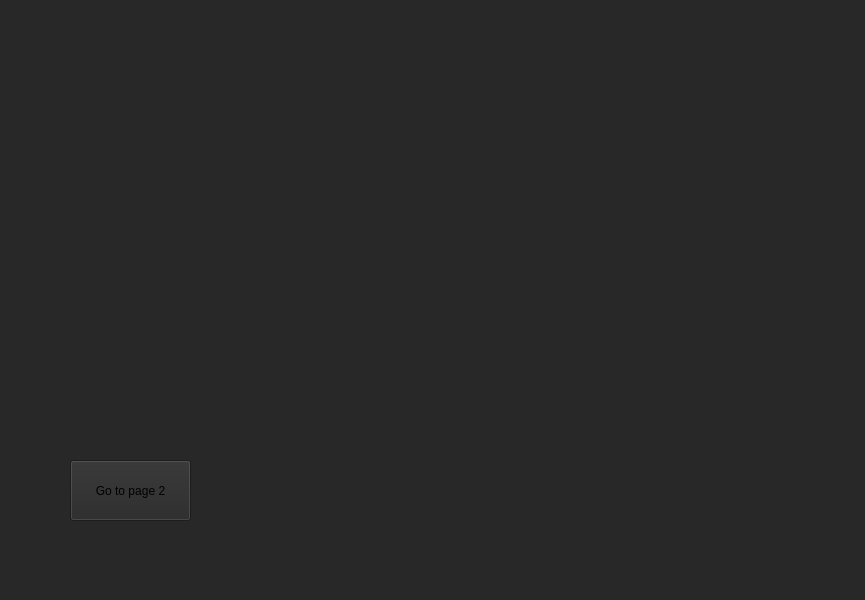
Above: BangerPlayer/mainwindow.ui from skowronsky98/music-player before the change. Below: the same form after it.
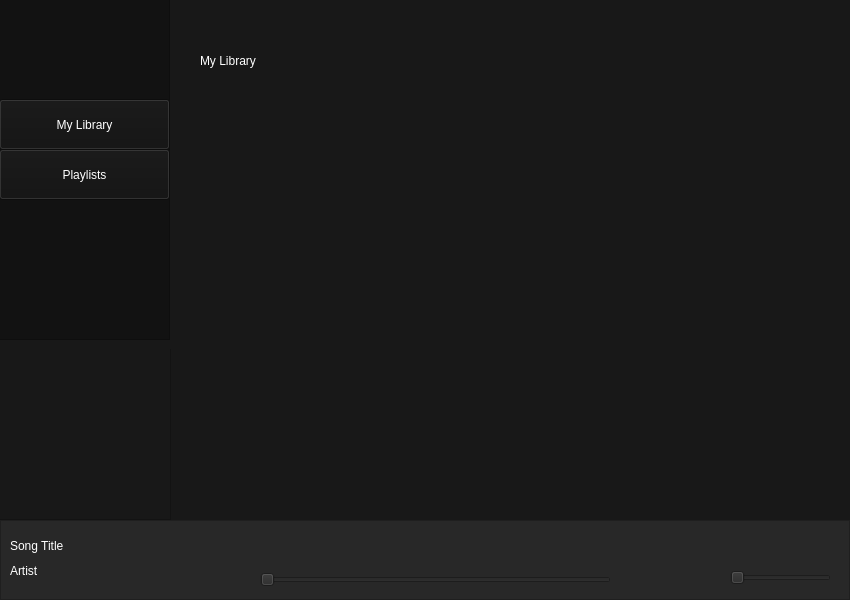
That is the form after the change. The open tabs and pages were chosen to show the change. Icons and pictures are not drawn.

Commit message: Sliedbars AlbumLabel Frames

What changed in the file:
```diff
--- a/BangerPlayer/mainwindow.ui
+++ b/BangerPlayer/mainwindow.ui
@@ -6,7 +6,7 @@
    <rect>
     <x>0</x>
     <y>0</y>
-    <width>865</width>
+    <width>850</width>
     <height>600</height>
    </rect>
   </property>
@@ -14,90 +14,325 @@
    <string>MainWindow</string>
   </property>
   <property name="styleSheet">
-   <string notr="true">background-color: rgb(40, 40, 40);</string>
+   <string notr="true">background-color: rgb(24, 24, 24);</string>
   </property>
   <widget class="QWidget" name="centralwidget">
    <widget class="QStackedWidget" name="frame">
     <property name="geometry">
      <rect>
-      <x>60</x>
-      <y>20</y>
-      <width>741</width>
-      <height>511</height>
+      <x>170</x>
+      <y>0</y>
+      <width>681</width>
+      <height>521</height>
      </rect>
     </property>
+    <property name="styleSheet">
+     <string notr="true">background-color: rgb(24, 24, 24);</string>
+    </property>
     <property name="currentIndex">
      <number>0</number>
     </property>
     <widget class="QWidget" name="page">
-     <widget class="QPushButton" name="playBtn">
+     <widget class="QLabel" name="libraryTitle">
       <property name="geometry">
        <rect>
-        <x>200</x>
-        <y>110</y>
-        <width>75</width>
-        <height>75</height>
+        <x>30</x>
+        <y>30</y>
+        <width>351</width>
+        <height>61</height>
        </rect>
       </property>
       <property name="styleSheet">
-       <string notr="true">#playBtn {
+       <string notr="true">font: 75 italic 14pt &quot;Arial&quot;;
+color:white;</string>
+      </property>
+      <property name="text">
+       <string>My Library</string>
+      </property>
+     </widget>
+    </widget>
+    <widget class="QWidget" name="page_2">
+     <widget class="QLabel" name="playlistsTitle">
+      <property name="geometry">
+       <rect>
+        <x>30</x>
+        <y>40</y>
+        <width>351</width>
+        <height>61</height>
+       </rect>
+      </property>
+      <property name="styleSheet">
+       <string notr="true">font: 75 italic 14pt &quot;Arial&quot;;
+color:white;</string>
+      </property>
+      <property name="text">
+       <string>Playlists</string>
+      </property>
+     </widget>
+    </widget>
+   </widget>
+   <widget class="QFrame" name="playerBar">
+    <property name="geometry">
+     <rect>
+      <x>0</x>
+      <y>520</y>
+      <width>850</width>
+      <height>80</height>
+     </rect>
+    </property>
+    <property name="styleSheet">
+     <string notr="true">background-color: rgb(40, 40, 40);
+</string>
+    </property>
+    <property name="frameShape">
+     <enum>QFrame::StyledPanel</enum>
+    </property>
+    <property name="frameShadow">
+     <enum>QFrame::Raised</enum>
+    </property>
+    <widget class="QPushButton" name="playBtn">
+     <property name="geometry">
+      <rect>
+       <x>420</x>
+       <y>10</y>
+       <width>25</width>
+       <height>25</height>
+      </rect>
+     </property>
+     <property name="styleSheet">
+      <string notr="true">
 background-color: transparent;
 border-image: url(:/img/imgPlay.png);
 background: none;
 border: none;
 background-repeat: none;
-}
+
 </string>
-      </property>
-      <property name="text">
-       <string/>
-      </property>
-      <property name="autoDefault">
-       <bool>false</bool>
-      </property>
-     </widget>
-     <widget class="QPushButton" name="pushButton">
-      <property name="geometry">
-       <rect>
-        <x>10</x>
-        <y>440</y>
-        <width>121</width>
-        <height>61</height>
-       </rect>
-      </property>
-      <property name="text">
-       <string>Go to page 2</string>
-      </property>
-     </widget>
+     </property>
+     <property name="text">
+      <string/>
+     </property>
+     <property name="autoDefault">
+      <bool>false</bool>
+     </property>
     </widget>
-    <widget class="QWidget" name="page_2">
-     <widget class="QPushButton" name="pushButton_2">
-      <property name="geometry">
-       <rect>
-        <x>280</x>
-        <y>240</y>
-        <width>161</width>
-        <height>81</height>
-       </rect>
-      </property>
-      <property name="text">
-       <string>Go to page 1</string>
-      </property>
-     </widget>
+    <widget class="QLabel" name="songNameTxt">
+     <property name="geometry">
+      <rect>
+       <x>10</x>
+       <y>10</y>
+       <width>211</width>
+       <height>31</height>
+      </rect>
+     </property>
+     <property name="styleSheet">
+      <string notr="true">
+font: 75 12pt &quot;Arial&quot;;
+color: white;</string>
+     </property>
+     <property name="text">
+      <string>Song Title</string>
+     </property>
     </widget>
+    <widget class="QLabel" name="artistNameTxt">
+     <property name="geometry">
+      <rect>
+       <x>10</x>
+       <y>40</y>
+       <width>201</width>
+       <height>21</height>
+      </rect>
+     </property>
+     <property name="styleSheet">
+      <string notr="true">font: 10pt &quot;Arial&quot;;
+color: white;</string>
+     </property>
+     <property name="text">
+      <string>Artist</string>
+     </property>
+    </widget>
+    <widget class="QPushButton" name="nextSongBtn">
+     <property name="geometry">
+      <rect>
+       <x>490</x>
+       <y>12</y>
+       <width>20</width>
+       <height>20</height>
+      </rect>
+     </property>
+     <property name="styleSheet">
+      <string notr="true">background-color: transparent;
+border-image: url(:/img/imgNextSong.png);
+background: none;
+border: none;
+background-repeat: none;
+</string>
+     </property>
+     <property name="text">
+      <string/>
+     </property>
+     <property name="autoDefault">
+      <bool>false</bool>
+     </property>
+    </widget>
+    <widget class="QPushButton" name="prevSongBtn">
+     <property name="geometry">
+      <rect>
+       <x>350</x>
+       <y>12</y>
+       <width>20</width>
+       <height>20</height>
+      </rect>
+     </property>
+     <property name="styleSheet">
+      <string notr="true">background-color: transparent;
+border-image: url(:/img/imgPrevSong.png);
+background: none;
+border: none;
+background-repeat: none;
+</string>
+     </property>
+     <property name="text">
+      <string/>
+     </property>
+     <property name="autoDefault">
+      <bool>false</bool>
+     </property>
+    </widget>
+    <widget class="QSlider" name="songSlider">
+     <property name="geometry">
+      <rect>
+       <x>260</x>
+       <y>50</y>
+       <width>351</width>
+       <height>20</height>
+      </rect>
+     </property>
+     <property name="styleSheet">
+      <string notr="true"/>
+     </property>
+     <property name="orientation">
+      <enum>Qt::Horizontal</enum>
+     </property>
+    </widget>
+    <widget class="QPushButton" name="volumeBtn">
+     <property name="geometry">
+      <rect>
+       <x>700</x>
+       <y>50</y>
+       <width>17</width>
+       <height>17</height>
+      </rect>
+     </property>
+     <property name="styleSheet">
+      <string notr="true">background-color: transparent;
+border-image: url(:/img/imgVolume.png);
+background: none;
+border: none;
+background-repeat: none;</string>
+     </property>
+     <property name="text">
+      <string/>
+     </property>
+    </widget>
+    <widget class="QSlider" name="horizontalSlider">
+     <property name="geometry">
+      <rect>
+       <x>730</x>
+       <y>50</y>
+       <width>101</width>
+       <height>16</height>
+      </rect>
+     </property>
+     <property name="orientation">
+      <enum>Qt::Horizontal</enum>
+     </property>
+    </widget>
    </widget>
+   <widget class="QFrame" name="menu">
+    <property name="geometry">
+     <rect>
+      <x>-1</x>
+      <y>-1</y>
+      <width>171</width>
+      <height>341</height>
+     </rect>
+    </property>
+    <property name="styleSheet">
+     <string notr="true">background-color: rgb(18, 18, 18);</string>
+    </property>
+    <property name="frameShape">
+     <enum>QFrame::StyledPanel</enum>
+    </property>
+    <property name="frameShadow">
+     <enum>QFrame::Raised</enum>
+    </property>
+    <widget class="QPushButton" name="playlistsBtn">
+     <property name="geometry">
+      <rect>
+       <x>0</x>
+       <y>150</y>
+       <width>171</width>
+       <height>51</height>
+      </rect>
+     </property>
+     <property name="styleSheet">
+      <string notr="true">color:white;</string>
+     </property>
+     <property name="text">
+      <string>Playlists</string>
+     </property>
+    </widget>
+    <widget class="QPushButton" name="libraryBtn">
+     <property name="geometry">
+      <rect>
+       <x>0</x>
+       <y>100</y>
+       <width>171</width>
+       <height>51</height>
+      </rect>
+     </property>
+     <property name="styleSheet">
+      <string notr="true">color:white;</string>
+     </property>
+     <property name="text">
+      <string>My Library</string>
+     </property>
+    </widget>
+   </widget>
+   <widget class="QFrame" name="frame_2">
+    <property name="geometry">
+     <rect>
+      <x>0</x>
+      <y>349</y>
+      <width>171</width>
+      <height>171</height>
+     </rect>
+    </property>
+    <property name="frameShape">
+     <enum>QFrame::StyledPanel</enum>
+    </property>
+    <property name="frameShadow">
+     <enum>QFrame::Raised</enum>
+    </property>
+    <widget class="QLabel" name="albumImg">
+     <property name="geometry">
+      <rect>
+       <x>0</x>
+       <y>0</y>
+       <width>170</width>
+       <height>170</height>
+      </rect>
+     </property>
+     <property name="styleSheet">
+      <string notr="true">image: url(:/img/imgAlbum.png);</string>
+     </property>
+     <property name="text">
+      <string/>
+     </property>
+    </widget>
+   </widget>
   </widget>
-  <widget class="QMenuBar" name="menubar">
-   <property name="geometry">
-    <rect>
-     <x>0</x>
-     <y>0</y>
-     <width>865</width>
-     <height>20</height>
-    </rect>
-   </property>
-  </widget>
-  <widget class="QStatusBar" name="statusbar"/>
  </widget>
  <resources/>
  <connections/>
```
Left out of the diff: 2 changed lines with no effect on the pictures. The commit also changes 22 other files.
